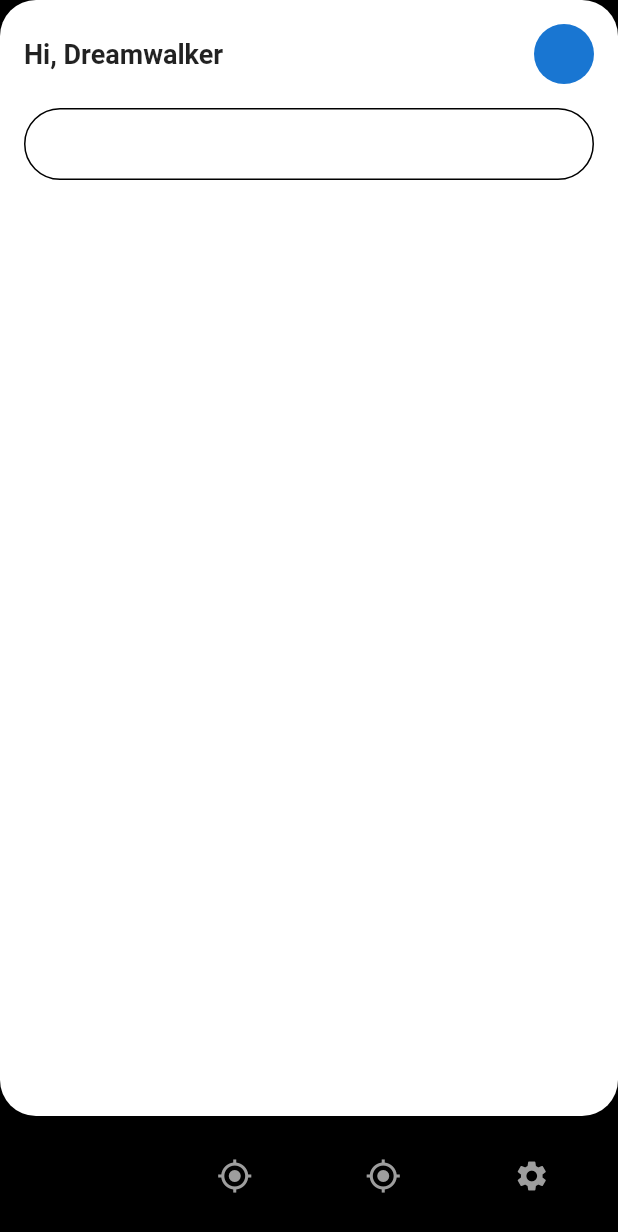
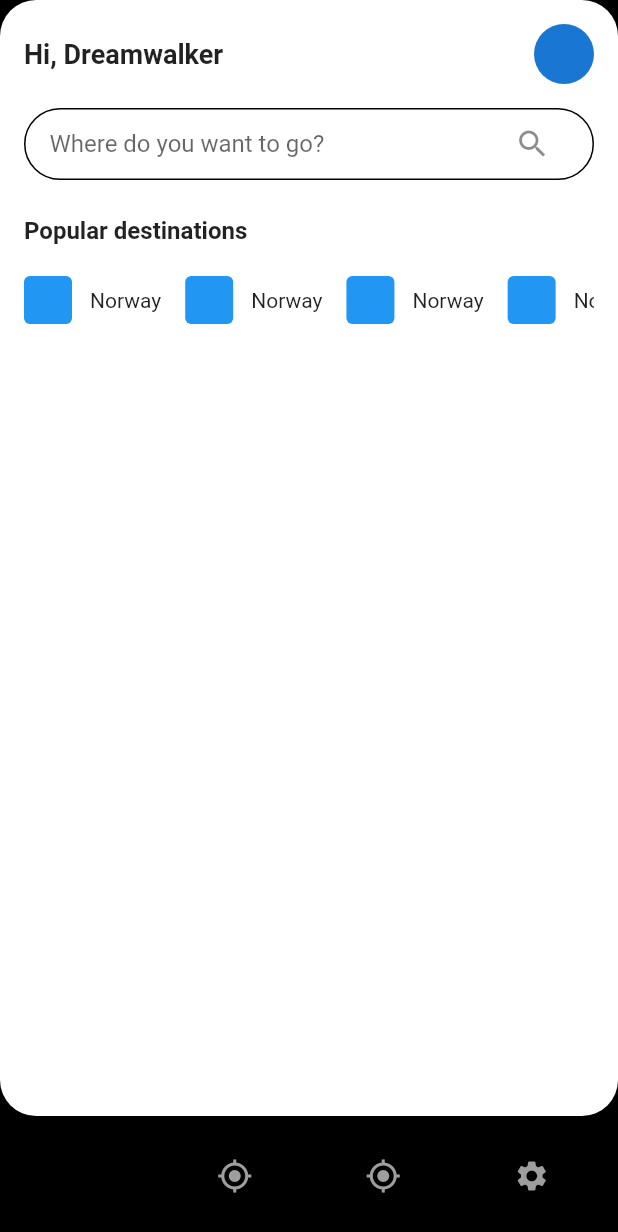
Before and after one commit to JAICHANGPARK/flutter_notebook_18th_story, a Flutter app: the RentalMainPage screen opened by its route, on a phone screen of 412 x 824 dp. Shown: the top 1232 px of the screen. Run offline on Flutter 3.47's test engine with Material 2 defaults, Android fonts, the phone set to English and light mode, and no system bars; our stand-ins replace flutter_riverpod, go_router.

Commit message:
Update rental_main_page.dart

```diff
--- a/lib/ep1051_travel_car_rental_app/src/ui/rental_main_page.dart
+++ b/lib/ep1051_travel_car_rental_app/src/ui/rental_main_page.dart
@@ -12,12 +12,16 @@ class _RentalMainPageState extends State<RentalMainPage> {
   Widget build(BuildContext context) {
     return Scaffold(
       backgroundColor: Colors.black,
+      resizeToAvoidBottomInset: false,
       body: SafeArea(
         child: Column(
           children: [
             Expanded(
                 child: Container(
-              decoration: BoxDecoration(color: Colors.white, borderRadius: BorderRadius.circular(24)),
+              decoration: BoxDecoration(
+                color: Colors.white,
+                borderRadius: BorderRadius.circular(24),
+              ),
               child: Column(
                 crossAxisAlignment: CrossAxisAlignment.start,
                 children: [
@@ -41,20 +45,68 @@ class _RentalMainPageState extends State<RentalMainPage> {
                     padding: const EdgeInsets.symmetric(horizontal: 16),
                     child: Container(
                       height: 48,
+                      padding: const EdgeInsets.symmetric(horizontal: 16),
                       decoration: BoxDecoration(
                         border: Border.all(
                           color: Colors.black,
                         ),
                         borderRadius: BorderRadius.circular(24),
                       ),
+                      child: const TextField(
+                        decoration: InputDecoration(
+                          border: InputBorder.none,
+                          suffixIcon: Icon(Icons.search),
+                          hintText: "Where do you want to go?",
+                        ),
+                      ),
                     ),
-                  )
+                  ),
+                  const SizedBox(
+                    height: 8,
+                  ),
+                  const Padding(
+                    padding: EdgeInsets.all(16.0),
+                    child: Text(
+                      "Popular destinations",
+                      style: const TextStyle(fontWeight: FontWeight.bold, fontSize: 16),
+                    ),
+                  ),
+                  Padding(
+                    padding: const EdgeInsets.symmetric(horizontal: 16),
+                    child: SizedBox(
+                      height: 42,
+                      child: ListView.builder(
+                        itemBuilder: (context, index) {
+                          return Padding(
+                            padding: const EdgeInsets.only(right: 16),
+                            child: Row(
+                              children: [
+                                Container(
+                                  height: 32,
+                                  width: 32,
+                                  decoration: BoxDecoration(
+                                    color: Colors.blue,
+                                    borderRadius: BorderRadius.circular(4),
+                                  ),
+                                ),
+                                const SizedBox(
+                                  width: 12,
+                                ),
+                                const Text("Norway")
+                              ],
+                            ),
+                          );
+                        },
+                        scrollDirection: Axis.horizontal,
+                      ),
+                    ),
+                  ),
                 ],
               ),
             )),
             Padding(
               padding: const EdgeInsets.all(8.0),
-              child: Container(
+              child: SizedBox(
                 height: 64,
                 child: Row(
                   children: [
```
